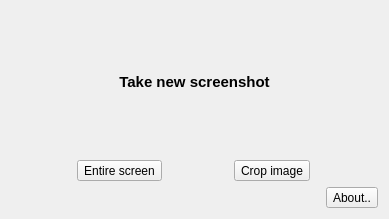
First picture: the form in QScreenshot/MainWindow.ui, repository dbautsch/QScreenshot, before the edit.
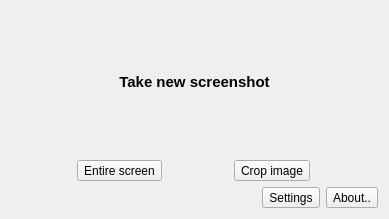
Second picture: the form after the edit. Icons and pictures are not drawn.

Commit message: added settings dialog (need some work - saving/restoring options).

What changed in the file:
```diff
--- a/QScreenshot/MainWindow.ui
+++ b/QScreenshot/MainWindow.ui
@@ -98,6 +98,13 @@
         </property>
        </spacer>
       </item>
+      <item>
+       <widget class="QToolButton" name="toolButton_4">
+        <property name="text">
+         <string>Settings</string>
+        </property>
+       </widget>
+      </item>
       <item>
        <widget class="QToolButton" name="toolButton">
         <property name="text">
```
Left out of the diff: 2 changed lines with no effect on the pictures. The commit also changes 7 other files.
